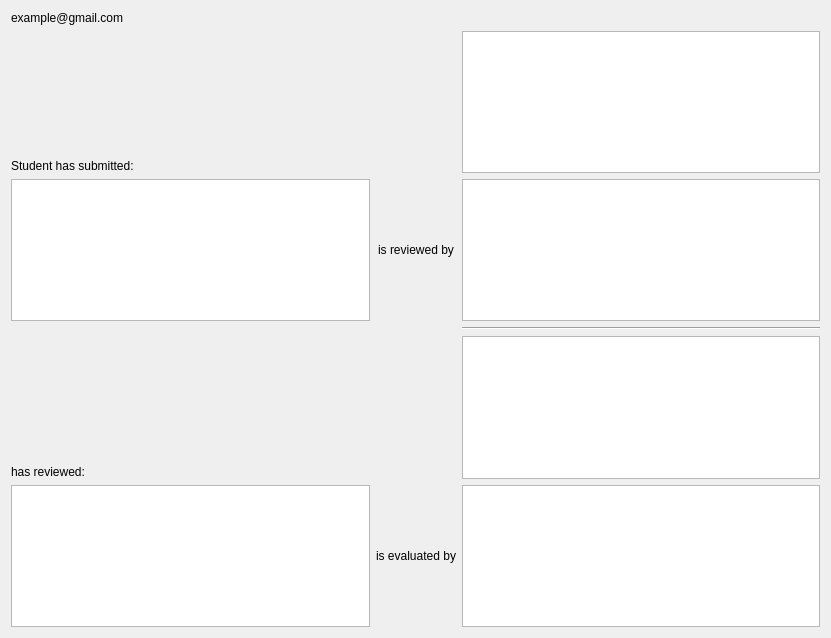
This is ui/student_detail.ui in awesome121/Peer-Review-Research-Tool as Qt 5 draws it before an edit. The edited form follows.
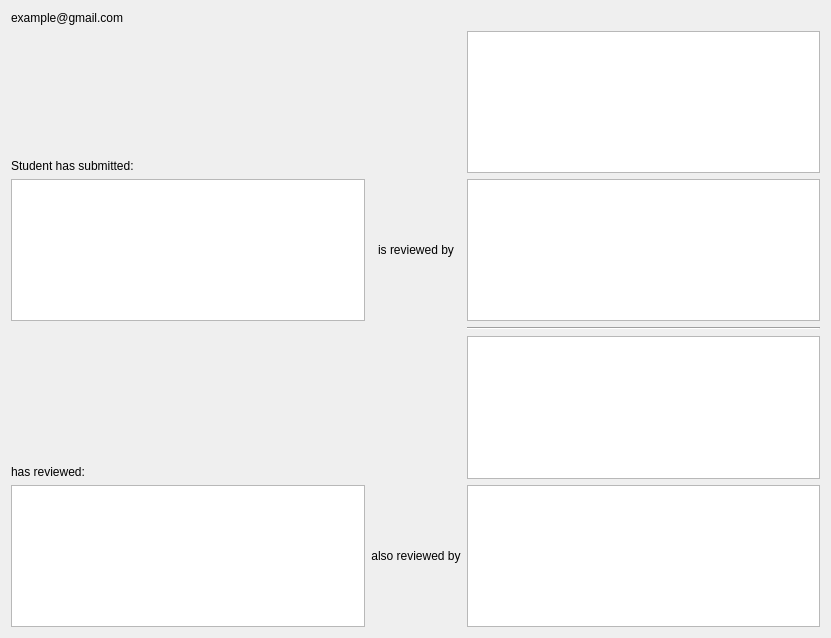
This is the edited form.

What changed in the file:
```diff
--- a/ui/student_detail.ui
+++ b/ui/student_detail.ui
@@ -42,7 +42,7 @@
      <item row="6" column="1">
       <widget class="QLabel" name="label_3">
        <property name="text">
-        <string>is evaluated by</string>
+        <string>also reviewed by</string>
        </property>
        <property name="alignment">
         <set>Qt::AlignCenter</set>
```
Left out of the diff: 14 changed lines with no effect on the pictures.
